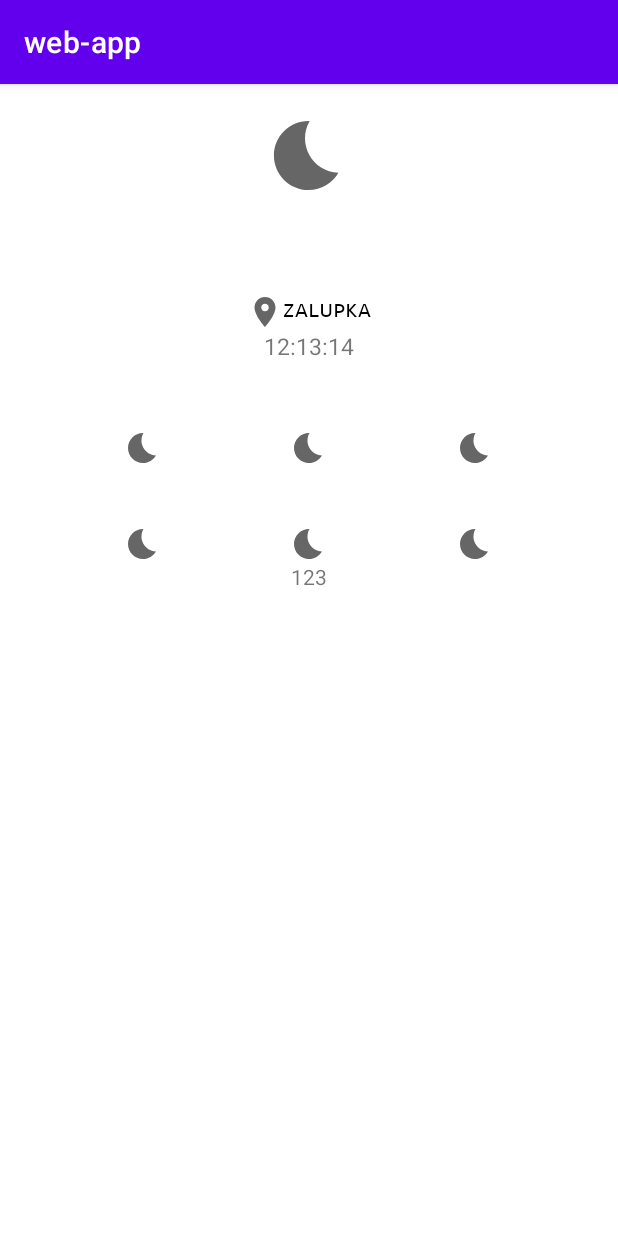
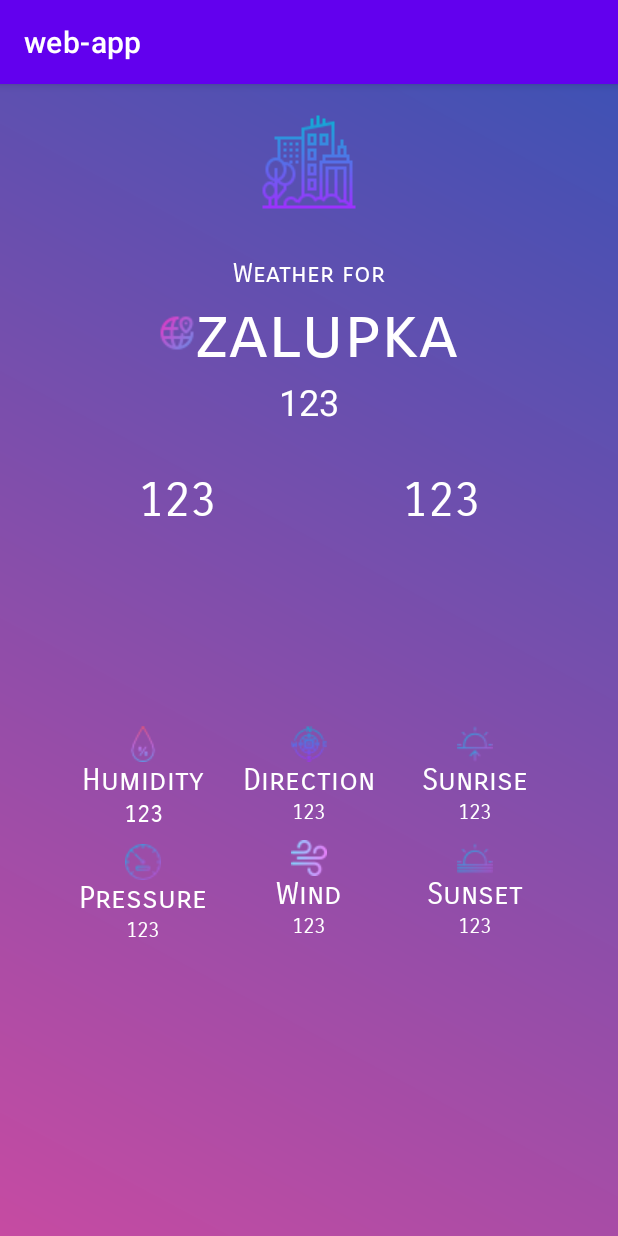
Before and after one commit to maximgadelev/android-4sem, an Android app: the DetailFragment screen opened through its navigation route, on a phone screen of 412 x 824 dp. Run offline under Robolectric (Android 15) with nearby library versions, the phone set to English and light mode, and no system bars.

Commit message:
"design for details"

```diff
--- a/app/src/main/java/com/example/web_app/Api.kt
+++ b/app/src/main/java/com/example/web_app/Api.kt
@@ -5,8 +5,8 @@ import retrofit2.http.GET
 import retrofit2.http.Query
 
 interface Api {
-    @GET("weather?units=metric&lang=FR")
+    @GET("weather?units=metric&lang=EN")
     suspend fun getWeatherByCity(@Query("q") city: String): WeatherResponse
-@GET("weather?units=metric&lang=FR")
+@GET("weather?units=metric&lang=EN")
     suspend fun getWeatherById(@Query("id") id:Int):WeatherResponse
 }
--- a/app/src/main/java/com/example/web_app/DetailFragment.kt
+++ b/app/src/main/java/com/example/web_app/DetailFragment.kt
@@ -9,9 +9,9 @@ import androidx.lifecycle.lifecycleScope
 import com.example.web_app.databinding.FragmentDetailBinding
 import com.example.web_app.response.WeatherResponse
 import kotlinx.coroutines.launch
+import java.text.SimpleDateFormat
 
 class DetailFragment:Fragment(R.layout.fragment_detail) {
-    var response:WeatherResponse?=null
     private val repository by lazy {
         WeatherRepository()
     }
@@ -32,8 +32,29 @@ class DetailFragment:Fragment(R.layout.fragment_detail) {
     }
     private fun getWeather(id:Int){
         lifecycleScope.launch {
-             response=repository.getWeatherById(id)
+             var response=repository.getWeatherById(id)
             binding?.tvCity?.text=response?.name
+            binding?.tvHumidity?.text=response?.main?.humidity.toString() + "%"
+            binding?.tvMaxTemp?.text=response?.main?.tempMax.toString()  +  "C"
+            binding?.tvMinTemp?.text=response?.main?.tempMin.toString()  + "C"
+            binding?.tvDirect?.text=when(response.wind.deg){
+                in 0..22 -> "N"
+                in 23..67 -> "N-E"
+                in 68..112 -> "E"
+                in 113..157 -> "S-E"
+                in 158..202 -> "S"
+                in 203..247 -> "S-W"
+                in 248..292 -> "S"
+                in 293..337 -> "N-W"
+                in 337..361 -> "N"
+                else -> "4to-t0 ne to"
+            }
+            getTime(response)
         }
     }
+    private  fun getTime(response: WeatherResponse){
+        binding?.tvDate?.text=SimpleDateFormat("HH:mm").format(response.dt*1000)
+        binding?.tvSunrise?.text= SimpleDateFormat("HH:mm").format(response.sys.sunrise*1000)
+        binding?.tvSunset?.text= SimpleDateFormat("HH:mm").format(response.sys.sunset*1000)
+    }
 }
--- a/app/src/main/java/com/example/web_app/SearchFragment.kt
+++ b/app/src/main/java/com/example/web_app/SearchFragment.kt
@@ -40,7 +40,7 @@ class SearchFragment:Fragment(R.layout.fragment_search) {
             try {
                 val city = binding?.etSearch?.text.toString()
                 if (binding?.etSearch?.length()==0){
-                   Toast.makeText(context,"123",Toast.LENGTH_LONG).show()
+                   Toast.makeText(context,"Ввведите городочек",Toast.LENGTH_LONG).show()
                 } else {
                     val response = repository.getWeatherByCity(city)
                     idCity=response.id
--- /dev/null
+++ b/app/src/main/res/drawable/gradient.xml
@@ -0,0 +1,8 @@
+<?xml version="1.0" encoding="utf-8"?>
+<shape xmlns:android="http://schemas.android.com/apk/res/android">
+<gradient
+    android:angle="45"
+    android:startColor="#C64BA2"
+    android:endColor="#3F51B4"
+    />
+</shape>
--- /dev/null
+++ b/app/src/main/res/drawable/my_border.xml
@@ -0,0 +1,14 @@
+<?xml version="1.0" encoding="utf-8"?>
+<shape xmlns:android="http://schemas.android.com/apk/res/android"
+    android:shape="rectangle" >
+    <stroke
+        android:width="1dp"
+        android:color="#3CF1EBF1"
+
+        >
+    </stroke>
+    <corners
+        android:radius="2dp"   >
+    </corners>
+
+</shape>
--- a/app/src/main/res/layout/fragment_detail.xml
+++ b/app/src/main/res/layout/fragment_detail.xml
@@ -4,17 +4,18 @@
     xmlns:tools="http://schemas.android.com/tools"
     android:layout_width="match_parent"
     android:layout_height="match_parent"
-    android:layout_gravity="center_horizontal">
+    android:layout_gravity="center_horizontal"
+    android:background="@drawable/gradient">
 
 
     <ImageView
         android:id="@+id/iv_weatherImage"
-        android:layout_width="55dp"
-        android:layout_height="55dp"
-        android:src="@drawable/ic_baseline_bedtime_24"
+        android:layout_width="64dp"
+        android:layout_height="64dp"
         android:layout_alignParentTop="true"
         android:layout_centerHorizontal="true"
-        android:layout_marginTop="20dp" />
+        android:layout_marginTop="20dp"
+        android:src="@drawable/cityscape" />
 
     <TextView
         android:id="@+id/temp_tv"
@@ -32,8 +33,11 @@
         android:id="@+id/tv_description"
         android:layout_width="wrap_content"
         android:layout_height="wrap_content"
-       android:layout_below="@id/temp_tv"
+        android:layout_below="@id/temp_tv"
         android:layout_centerHorizontal="true"
+        android:text="Weather for"
+        android:fontFamily="sans-serif-smallcaps"
+        android:textColor="@color/white"
         android:textSize="17sp" />
 
     <TextView
@@ -42,155 +46,222 @@
         android:layout_height="wrap_content"
         android:layout_below="@+id/tv_description"
         android:layout_centerHorizontal="true"
-        android:drawableStart="@drawable/ic_baseline_location_on_black_24dp"
+        android:drawableStart="@drawable/geolocation"
         android:fontFamily="sans-serif-smallcaps"
         android:text="zalupka"
-        android:textColor="@color/black"
-        android:textSize="16sp"
+        android:textColor="@color/white"
+        android:textSize="48sp"
         android:textStyle="normal" />
 
     <TextView
         android:id="@+id/tv_date"
-        android:text="12:13:14"
         android:layout_width="wrap_content"
         android:layout_height="wrap_content"
+        android:layout_below="@+id/tv_city"
         android:layout_centerHorizontal="true"
-        android:layout_below="@+id/tv_city"
-        android:textSize="15sp"
-        android:textStyle="normal"
-        />
+        android:text="123"
+        android:textColor="@color/white"
+        android:textSize="24sp"
+        android:textStyle="normal" />
 
     <LinearLayout
         android:id="@+id/linLay1"
-        android:orientation="horizontal"
-        android:layout_below="@id/tv_date"
         android:layout_width="match_parent"
         android:layout_height="wrap_content"
-        android:weightSum="2"
+        android:layout_below="@id/tv_date"
+        android:layout_marginLeft="30dp"
         android:layout_marginRight="30dp"
-        android:layout_marginLeft="30dp"
-        >
+        android:orientation="horizontal"
+        android:weightSum="2">
+
         <TextView
-            android:gravity="end"
-            android:layout_weight="1"
-            android:id="@+id/tv_sunrise"
+            android:id="@+id/tv_maxTemp"
             android:layout_width="0dp"
             android:layout_height="wrap_content"
-            android:text=""
-            android:textStyle="normal"
-            android:textColor="@color/black"/>
+            android:layout_weight="1"
+            android:layout_marginTop="30dp"
+            android:fontFamily="sans-serif-smallcaps"
+            android:gravity="center"
+            android:text="123"
+            android:textColor="@color/white"
+            android:textSize="32dp"
+            android:textStyle="normal" />
+
         <TextView
-            android:gravity="start"
-            android:layout_weight="1"
-            android:id="@+id/tv_sunset"
+            android:id="@+id/tv_minTemp"
             android:layout_width="0dp"
             android:layout_height="wrap_content"
-            android:text=""
-            android:textStyle="normal"
-            android:textColor="@color/black"/>
+            android:layout_weight="1"
+            android:fontFamily="sans-serif-smallcaps"
+            android:gravity="center"
+            android:text="123"
+            android:layout_marginTop="30dp"
+            android:textSize="32dp"
+            android:textColor="@color/white"
+            android:textStyle="" />
     </LinearLayout>
 
     <LinearLayout
         android:id="@+id/linLay2"
-        android:orientation="horizontal"
-        android:layout_below="@id/tv_date"
         android:layout_width="match_parent"
         android:layout_height="wrap_content"
-        android:weightSum="3"
-        android:layout_marginTop="40dp"
+        android:layout_below="@id/tv_date"
+        android:layout_marginLeft="40dp"
+        android:layout_marginTop="160dp"
         android:layout_marginRight="40dp"
-        android:layout_marginLeft="40dp"
-        >
+        android:orientation="horizontal"
+        android:weightSum="3">
+
 
         <LinearLayout
-            android:layout_weight="1"
             android:layout_width="0dp"
             android:layout_height="match_parent"
-            android:orientation="vertical"
+            android:layout_marginTop="40dp"
+            android:layout_weight="1"
             android:gravity="center_horizontal"
-            >
+            android:orientation="vertical">
+
+            <TextView
+                android:layout_width="wrap_content"
+                android:layout_height="wrap_content"
+
+                android:drawableTop="@drawable/humidity"
+                android:fontFamily="sans-serif-smallcaps"
+                android:text="Humidity"
+                android:textColor="@color/white"
+                android:textSize="20sp" />
 
             <TextView
                 android:id="@+id/tv_humidity"
+                android:layout_width="81dp"
+                android:layout_height="wrap_content"
+                android:layout_marginBottom="10dp"
+                android:fontFamily="sans-serif-smallcaps"
+                android:gravity="center"
+                android:text="123"
+                android:textColor="@color/white"
+                android:textSize="16sp"
+                android:textStyle="normal" />
+
+            <TextView
                 android:layout_width="wrap_content"
                 android:layout_height="wrap_content"
-                android:drawableTop="@drawable/ic_baseline_bedtime_24"
-                android:textStyle="normal"
-                android:layout_marginBottom="10dp"
-                android:gravity="center"
-                android:padding="5dp"
-                />
+                android:drawableTop="@drawable/preassure"
+                android:fontFamily="sans-serif-smallcaps"
+                android:text="Pressure"
+                android:textColor="@color/white"
+                android:textSize="20sp" />
+
             <TextView
                 android:id="@+id/pressure_tv"
+                android:layout_width="82dp"
+                android:layout_height="wrap_content"
+                android:layout_marginBottom="10dp"
+                android:fontFamily="sans-serif-smallcaps"
+                android:gravity="center"
+                android:text="123"
+                android:textColor="@color/white"
+                android:textStyle="normal" />
+
+        </LinearLayout>
+
+        <LinearLayout
+            android:layout_width="0dp"
+            android:layout_height="match_parent"
+            android:layout_marginTop="40dp"
+            android:layout_weight="1"
+            android:gravity="center_horizontal"
+            android:orientation="vertical">
+
+            <TextView
                 android:layout_width="wrap_content"
                 android:layout_height="wrap_content"
-                android:drawableTop="@drawable/ic_baseline_bedtime_24"
-                android:textStyle="normal"
-                android:layout_marginBottom="10dp"
-                android:gravity="center"
-                android:padding="5dp"
-                />
-        </LinearLayout>
+                android:drawableTop="@drawable/north"
+                android:fontFamily="sans-serif-smallcaps"
+                android:text="@string/directions"
+                android:textColor="@color/white"
+                android:textSize="20sp" />
 
-
-        <LinearLayout
-            android:layout_weight="1"
-            android:layout_width="0dp"
-            android:layout_height="match_parent"
-            android:orientation="vertical"
-            android:gravity="center_horizontal">
             <TextView
-                android:id="@+id/tv_clouds"
+                android:id="@+id/tv_direct"
                 android:layout_width="wrap_content"
                 android:layout_height="wrap_content"
-                android:drawableTop="@drawable/ic_baseline_bedtime_24"
-                android:textStyle="normal"
                 android:layout_marginBottom="10dp"
+                android:fontFamily="sans-serif-smallcaps"
                 android:gravity="center"
-                android:padding="5dp"
-                />
+                android:text="123"
+                android:textColor="@color/white"
+                android:textStyle="normal" />
+
+            <TextView
+                android:layout_width="wrap_content"
+                android:layout_height="wrap_content"
+                android:drawableTop="@drawable/wind"
+                android:fontFamily="sans-serif-smallcaps"
+                android:text="@string/wind"
+                android:textColor="@color/white"
+
+                android:textSize="20sp" />
+
             <TextView
                 android:id="@+id/tv_wind"
                 android:layout_width="wrap_content"
                 android:layout_height="wrap_content"
-                android:drawableTop="@drawable/ic_baseline_bedtime_24"
-                android:textStyle="normal"
+                android:layout_marginBottom="10dp"
+                android:fontFamily="sans-serif-smallcaps"
+                android:gravity="center"
                 android:text="123"
-                android:layout_marginBottom="10dp"
-                android:gravity="center"
-                android:padding="5dp"
-                />
+                android:textColor="@color/white"
+                android:textStyle="normal" />
         </LinearLayout>
 
         <LinearLayout
-            android:layout_weight="1"
             android:layout_width="0dp"
             android:layout_height="match_parent"
-            android:orientation="vertical"
+            android:layout_marginTop="40dp"
+            android:layout_weight="1"
             android:gravity="center_horizontal"
-            >
+            android:orientation="vertical">
+
             <TextView
-                android:id="@+id/tv_maxTemp"
                 android:layout_width="wrap_content"
                 android:layout_height="wrap_content"
-                android:drawableTop="@drawable/ic_baseline_bedtime_24"
-                android:text=""
-                android:textStyle="normal"
-                android:layout_marginBottom="10dp"
-                android:gravity="center"
-                android:padding="5dp"
-                />
+                android:drawableTop="@drawable/sunrise"
+                android:fontFamily="sans-serif-smallcaps"
+                android:text="@string/sunrise"
+                android:textColor="@color/white"
+                android:textSize="20sp" />
+
             <TextView
-                android:id="@+id/tv_minTemp"
+                android:id="@+id/tv_sunrise"
                 android:layout_width="wrap_content"
                 android:layout_height="wrap_content"
-                android:drawableTop="@drawable/ic_baseline_bedtime_24"
-                android:text=""
-                android:textStyle="normal"
                 android:layout_marginBottom="10dp"
+                android:fontFamily="sans-serif-smallcaps"
                 android:gravity="center"
-                android:padding="5dp"
-                />
+                android:text="123"
+                android:textColor="@color/white"
+                android:textStyle="normal" />
+
+            <TextView
+                android:layout_width="wrap_content"
+                android:layout_height="wrap_content"
+                android:drawableTop="@drawable/sunset"
+                android:fontFamily="sans-serif-smallcaps"
+                android:text="@string/sunset"
+                android:textColor="@color/white"
+                android:textSize="20sp" />
+
+            <TextView
+                android:id="@+id/tv_sunset"
+                android:layout_width="wrap_content"
+                android:layout_height="wrap_content"
+                android:layout_marginBottom="10dp"
+                android:fontFamily="sans-serif-smallcaps"
+                android:gravity="center"
+                android:text="123"
+                android:textColor="@color/white"
+                android:textStyle="normal" />
         </LinearLayout>
 
     </LinearLayout>
--- a/app/src/main/res/values/colors.xml
+++ b/app/src/main/res/values/colors.xml
@@ -7,4 +7,5 @@
     <color name="teal_700">#FF018786</color>
     <color name="black">#FF000000</color>
     <color name="white">#FFFFFFFF</color>
+    <color name="background">#807ffe</color>
 </resources>
--- a/app/src/main/res/values/strings.xml
+++ b/app/src/main/res/values/strings.xml
@@ -1,3 +1,8 @@
 <resources>
     <string name="app_name">web-app</string>
+    <string name="clouds">Clouds</string>
+    <string name="wind">Wind</string>
+    <string name="sunrise">Sunrise</string>
+    <string name="sunset">Sunset</string>
+    <string name="directions">Direction</string>
 </resources>
```
Also changed, not shown: app/src/main/res/drawable/cityscape.png (added), app/src/main/res/drawable/cloud.png (added), app/src/main/res/drawable/geolocation.png (added), app/src/main/res/drawable/humidity.png (added), app/src/main/res/drawable/north.png (added), app/src/main/res/drawable/preassure.png (added), app/src/main/res/drawable/sunrise.png (added), app/src/main/res/drawable/sunset.png (added), app/src/main/res/drawable/wind.png (added).
